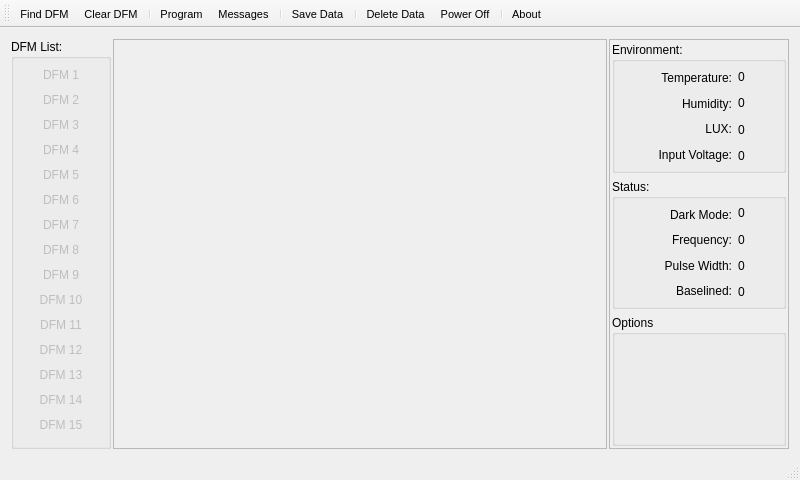
This is Mainwindow.ui in spletcher1/PyMCU as Qt 5 draws it before an edit. The edited form follows.
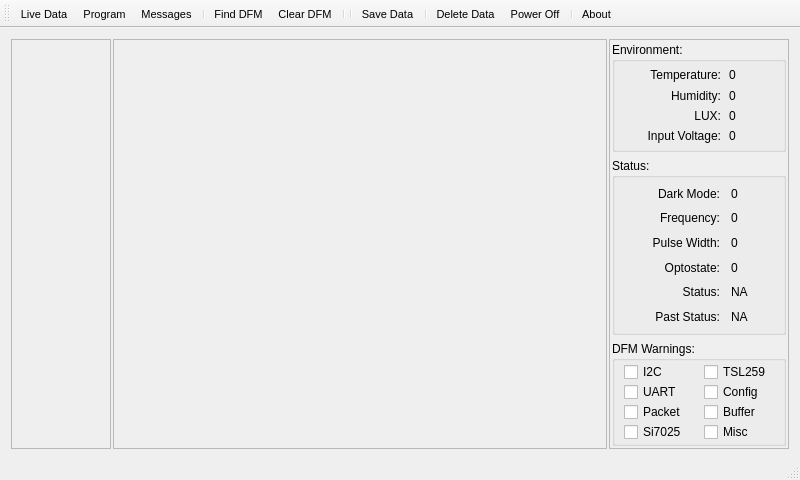
This is the edited form. The open tabs and pages were chosen to show the change. Icons and pictures are not drawn.

Patch:
```diff
--- a/Mainwindow.ui
+++ b/Mainwindow.ui
@@ -58,234 +58,40 @@
          <number>2</number>
         </property>
         <item>
-         <widget class="QGroupBox" name="DFMGroupBox">
+         <widget class="QScrollArea" name="DFMScrollArea">
           <property name="maximumSize">
            <size>
             <width>100</width>
             <height>16777215</height>
            </size>
           </property>
-          <property name="title">
-           <string>DFM List:</string>
+          <property name="widgetResizable">
+           <bool>true</bool>
           </property>
-          <layout class="QVBoxLayout" name="verticalLayout">
-           <property name="spacing">
-            <number>0</number>
+          <widget class="QWidget" name="scrollAreaWidgetContents_5">
+           <property name="geometry">
+            <rect>
+             <x>0</x>
+             <y>0</y>
+             <width>98</width>
+             <height>377</height>
+            </rect>
            </property>
-           <property name="leftMargin">
-            <number>2</number>
-           </property>
-           <property name="topMargin">
-            <number>2</number>
-           </property>
-           <property name="rightMargin">
-            <number>2</number>
-           </property>
-           <property name="bottomMargin">
-            <number>2</number>
-           </property>
-           <item>
-            <widget class="QPushButton" name="DFM1Button">
-             <property name="enabled">
-              <bool>false</bool>
-             </property>
-             <property name="autoFillBackground">
-              <bool>false</bool>
-             </property>
-             <property name="text">
-              <string>DFM 1</string>
-             </property>
-             <property name="flat">
-              <bool>true</bool>
-             </property>
-            </widget>
-           </item>
-           <item>
-            <widget class="QPushButton" name="DFM2Button">
-             <property name="enabled">
-              <bool>false</bool>
-             </property>
-             <property name="text">
-              <string>DFM 2</string>
-             </property>
-             <property name="default">
-              <bool>false</bool>
-             </property>
-             <property name="flat">
-              <bool>true</bool>
-             </property>
-            </widget>
-           </item>
-           <item>
-            <widget class="QPushButton" name="DFM3Button">
-             <property name="enabled">
-              <bool>false</bool>
-             </property>
-             <property name="text">
-              <string>DFM 3</string>
-             </property>
-             <property name="flat">
-              <bool>true</bool>
-             </property>
-            </widget>
-           </item>
-           <item>
-            <widget class="QPushButton" name="DFM4Button">
-             <property name="enabled">
-              <bool>false</bool>
-             </property>
-             <property name="text">
-              <string>DFM 4</string>
-             </property>
-             <property name="flat">
-              <bool>true</bool>
-             </property>
-            </widget>
-           </item>
-           <item>
-            <widget class="QPushButton" name="DFM5Button">
-             <property name="enabled">
-              <bool>false</bool>
-             </property>
-             <property name="text">
-              <string>DFM 5</string>
-             </property>
-             <property name="flat">
-              <bool>true</bool>
-             </property>
-            </widget>
-           </item>
-           <item>
-            <widget class="QPushButton" name="DFM6Button">
-             <property name="enabled">
-              <bool>false</bool>
-             </property>
-             <property name="text">
-              <string>DFM 6</string>
-             </property>
-             <property name="flat">
-              <bool>true</bool>
-             </property>
-            </widget>
-           </item>
-           <item>
-            <widget class="QPushButton" name="DFM7Button">
-             <property name="enabled">
-              <bool>false</bool>
-             </property>
-             <property name="text">
-              <string>DFM 7</string>
-             </property>
-             <property name="flat">
-              <bool>true</bool>
-             </property>
-            </widget>
-           </item>
-           <item>
-            <widget class="QPushButton" name="DFM8Button">
-             <property name="enabled">
-              <bool>false</bool>
-             </property>
-             <property name="text">
-              <string>DFM 8</string>
-             </property>
-             <property name="flat">
-              <bool>true</bool>
-             </property>
-            </widget>
-           </item>
-           <item>
-            <widget class="QPushButton" name="DFM9Button">
-             <property name="enabled">
-              <bool>false</bool>
-             </property>
-             <property name="text">
-              <string>DFM 9</string>
-             </property>
-             <property name="flat">
-              <bool>true</bool>
-             </property>
-            </widget>
-           </item>
-           <item>
-            <widget class="QPushButton" name="DFM10Button">
-             <property name="enabled">
-              <bool>false</bool>
-             </property>
-             <property name="text">
-              <string>DFM 10</string>
-             </property>
-             <property name="flat">
-              <bool>true</bool>
-             </property>
-            </widget>
-           </item>
-           <item>
-            <widget class="QPushButton" name="DFM11Button">
-             <property name="enabled">
-              <bool>false</bool>
-             </property>
-             <property name="text">
-              <string>DFM 11</string>
-             </property>
-             <property name="flat">
-              <bool>true</bool>
-             </property>
-            </widget>
-           </item>
-           <item>
-            <widget class="QPushButton" name="DFM12Button">
-             <property name="enabled">
-              <bool>false</bool>
-             </property>
-             <property name="text">
-              <string>DFM 12</string>
-             </property>
-             <property name="flat">
-              <bool>true</bool>
-             </property>
-            </widget>
-           </item>
-           <item>
-            <widget class="QPushButton" name="DFM13Button">
-             <property name="enabled">
-              <bool>false</bool>
-             </property>
-             <property name="text">
-              <string>DFM 13</string>
-             </property>
-             <property name="flat">
-              <bool>true</bool>
-             </property>
-            </widget>
-           </item>
-           <item>
-            <widget class="QPushButton" name="DFM14Button">
-             <property name="enabled">
-              <bool>false</bool>
-             </property>
-             <property name="text">
-              <string>DFM 14</string>
-             </property>
-             <property name="flat">
-              <bool>true</bool>
-             </property>
-            </widget>
-           </item>
-           <item>
-            <widget class="QPushButton" name="DFM15Button">
-             <property name="enabled">
-              <bool>false</bool>
-             </property>
-             <property name="text">
-              <string>DFM 15</string>
-             </property>
-             <property name="flat">
-              <bool>true</bool>
-             </property>
-            </widget>
-           </item>
-          </layout>
+           <layout class="QVBoxLayout" name="DFMListLayout2">
+            <property name="leftMargin">
+             <number>2</number>
+            </property>
+            <property name="topMargin">
+             <number>2</number>
+            </property>
+            <property name="rightMargin">
+             <number>6</number>
+            </property>
+            <property name="bottomMargin">
+             <number>3</number>
+            </property>
+           </layout>
+          </widget>
          </widget>
         </item>
         <item>
@@ -330,12 +136,18 @@
            </property>
            <item>
             <widget class="QGroupBox" name="groupBox_2">
+             <property name="maximumSize">
+              <size>
+               <width>16777215</width>
+               <height>110</height>
+              </size>
+             </property>
              <property name="title">
               <string>Environment:</string>
              </property>
              <layout class="QHBoxLayout" name="horizontalLayout_2">
               <property name="spacing">
-               <number>2</number>
+               <number>0</number>
               </property>
               <property name="leftMargin">
                <number>2</number>
@@ -351,6 +163,12 @@
               </property>
               <item>
                <widget class="QFrame" name="frame_3">
+                <property name="maximumSize">
+                 <size>
+                  <width>100</width>
+                  <height>16777215</height>
+                 </size>
+                </property>
                 <property name="frameShape">
                  <enum>QFrame::NoFrame</enum>
                 </property>
@@ -446,9 +264,12 @@
                  <enum>QFrame::Raised</enum>
                 </property>
                 <layout class="QVBoxLayout" name="verticalLayout_4">
-                 <property name="leftMargin">
+                 <property name="spacing">
                   <number>2</number>
                  </property>
+                 <property name="leftMargin">
+                  <number>0</number>
+                 </property>
                  <property name="topMargin">
                   <number>2</number>
                  </property>
@@ -515,6 +336,12 @@
               </property>
               <item>
                <widget class="QFrame" name="frame_5">
+                <property name="maximumSize">
+                 <size>
+                  <width>100</width>
+                  <height>16777215</height>
+                 </size>
+                </property>
                 <property name="frameShape">
                  <enum>QFrame::NoFrame</enum>
                 </property>
@@ -585,7 +412,27 @@
                     <enum>Qt::LeftToRight</enum>
                    </property>
                    <property name="text">
-                    <string>Baselined:</string>
+                    <string>Optostate:</string>
+                   </property>
+                   <property name="alignment">
+                    <set>Qt::AlignRight|Qt::AlignTrailing|Qt::AlignVCenter</set>
+                   </property>
+                  </widget>
+                 </item>
+                 <item>
+                  <widget class="QLabel" name="label_9">
+                   <property name="text">
+                    <string>Status:</string>
+                   </property>
+                   <property name="alignment">
+                    <set>Qt::AlignRight|Qt::AlignTrailing|Qt::AlignVCenter</set>
+                   </property>
+                  </widget>
+                 </item>
+                 <item>
+                  <widget class="QLabel" name="label_10">
+                   <property name="text">
+                    <string>Past Status:</string>
                    </property>
                    <property name="alignment">
                     <set>Qt::AlignRight|Qt::AlignTrailing|Qt::AlignVCenter</set>
@@ -610,6 +457,9 @@
                  <enum>QFrame::Raised</enum>
                 </property>
                 <layout class="QVBoxLayout" name="verticalLayout_7">
+                 <property name="spacing">
+                  <number>2</number>
+                 </property>
                  <property name="leftMargin">
                   <number>2</number>
                  </property>
@@ -650,6 +500,20 @@
                    </property>
                   </widget>
                  </item>
+                 <item>
+                  <widget class="QLabel" name="CurrentStatusLabel">
+                   <property name="text">
+                    <string>NA</string>
+                   </property>
+                  </widget>
+                 </item>
+                 <item>
+                  <widget class="QLabel" name="PastStatusLabel">
+                   <property name="text">
+                    <string>NA</string>
+                   </property>
+                  </widget>
+                 </item>
                 </layout>
                </widget>
               </item>
@@ -657,10 +521,110 @@
             </widget>
            </item>
            <item>
-            <widget class="QGroupBox" name="groupBox_4">
+            <widget class="QGroupBox" name="DFMErrorGroupBox">
+             <property name="maximumSize">
+              <size>
+               <width>16777215</width>
+               <height>105</height>
+              </size>
+             </property>
              <property name="title">
-              <string>Options</string>
+              <string>DFM Warnings:</string>
              </property>
+             <layout class="QGridLayout" name="gridLayout">
+              <property name="topMargin">
+               <number>2</number>
+              </property>
+              <property name="rightMargin">
+               <number>2</number>
+              </property>
+              <property name="bottomMargin">
+               <number>2</number>
+              </property>
+              <property name="spacing">
+               <number>2</number>
+              </property>
+              <item row="4" column="1">
+               <widget class="QCheckBox" name="BufferErrorBox">
+                <property name="text">
+                 <string>Buffer</string>
+                </property>
+                <property name="checkable">
+                 <bool>true</bool>
+                </property>
+               </widget>
+              </item>
+              <item row="0" column="0">
+               <widget class="QCheckBox" name="I2CErrorBox">
+                <property name="text">
+                 <string>I2C</string>
+                </property>
+                <property name="checkable">
+                 <bool>true</bool>
+                </property>
+               </widget>
+              </item>
+              <item row="0" column="1">
+               <widget class="QCheckBox" name="TSLErrorBox">
+                <property name="text">
+                 <string>TSL259</string>
+                </property>
+                <property name="checkable">
+                 <bool>true</bool>
+                </property>
+               </widget>
+              </item>
+              <item row="1" column="1">
+               <widget class="QCheckBox" name="ConfigErrorBox">
+                <property name="text">
+                 <string>Config</string>
+                </property>
+                <property name="checkable">
+                 <bool>true</bool>
+                </property>
+               </widget>
+              </item>
+              <item row="4" column="0">
+               <widget class="QCheckBox" name="PacketErrorBox">
+                <property name="text">
+                 <string>Packet</string>
+                </property>
+                <property name="checkable">
+                 <bool>true</bool>
+                </property>
+               </widget>
+              </item>
+              <item row="1" column="0">
+               <widget class="QCheckBox" name="UARTErrorBox">
+                <property name="text">
+                 <string>UART</string>
+                </property>
+                <property name="checkable">
+                 <bool>true</bool>
+                </property>
+                <property name="autoRepeatDelay">
+                 <number>300</number>
+                </property>
+               </widget>
+              </item>
+              <item row="5" column="0">
+               <widget class="QCheckBox" name="SIErrorBox">
+                <property name="text">
+                 <string>Si7025</string>
+                </property>
+                <property name="checkable">
+                 <bool>true</bool>
+                </property>
+               </widget>
+              </item>
+              <item row="5" column="1">
+               <widget class="QCheckBox" name="MiscErrorBox">
+                <property name="text">
+                 <string>Misc</string>
+                </property>
+               </widget>
+              </item>
+             </layout>
             </widget>
            </item>
           </layout>
@@ -783,12 +747,14 @@
    <attribute name="toolBarBreak">
     <bool>false</bool>
    </attribute>
-   <addaction name="findDFMAction"/>
-   <addaction name="clearDFMAction"/>
-   <addaction name="separator"/>
+   <addaction name="dataAction"/>
    <addaction name="programAction"/>
    <addaction name="messagesAction"/>
    <addaction name="separator"/>
+   <addaction name="findDFMAction"/>
+   <addaction name="clearDFMAction"/>
+   <addaction name="separator"/>
+   <addaction name="separator"/>
    <addaction name="saveDataAction"/>
    <addaction name="separator"/>
    <addaction name="deleteDataAction"/>
@@ -883,6 +849,18 @@
     <string>Remove data from MCU</string>
    </property>
   </action>
+  <action name="dataAction">
+   <property name="icon">
+    <iconset>
+     <normaloff>gnome-monitor.png</normaloff>gnome-monitor.png</iconset>
+   </property>
+   <property name="text">
+    <string>Live Data</string>
+   </property>
+   <property name="toolTip">
+    <string>Go to data screen</string>
+   </property>
+  </action>
  </widget>
  <resources/>
  <connections/>
```
Left out of the diff: 30 changed lines with no effect on the pictures.
